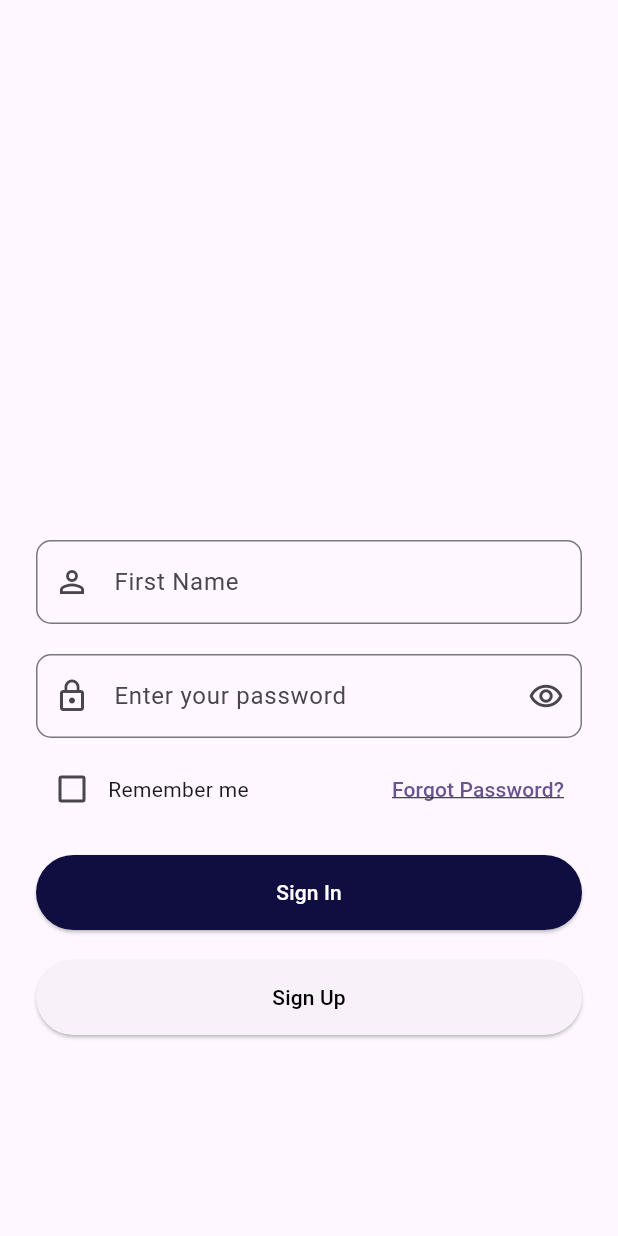
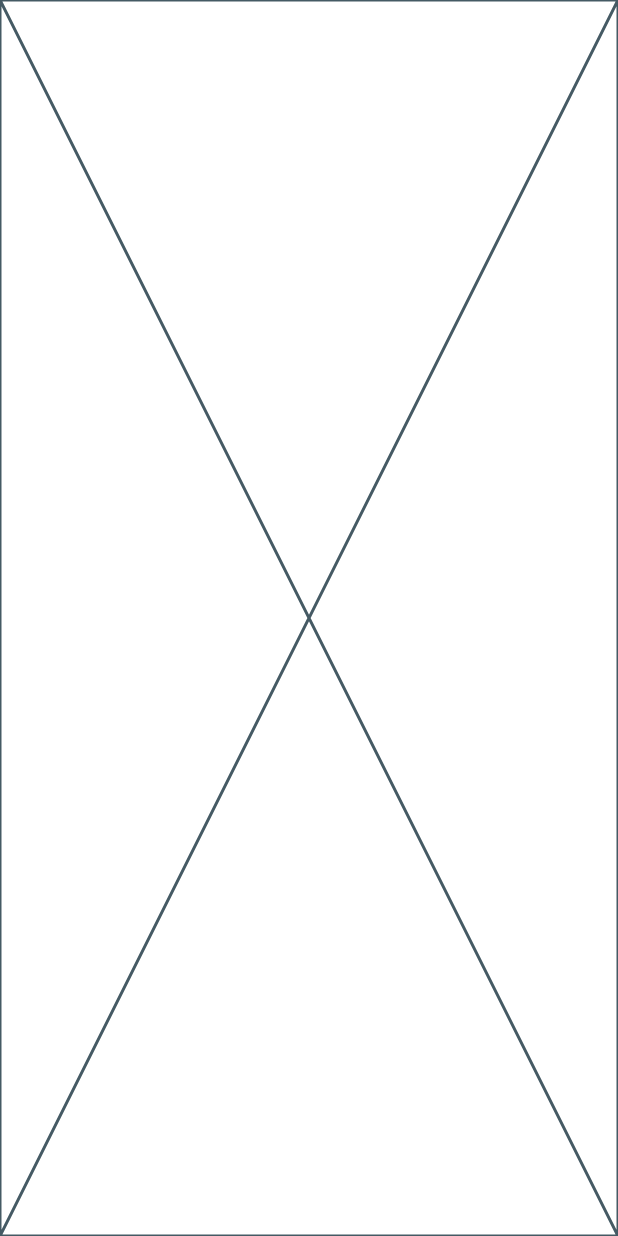
Before and after one commit to Rina-ui/MyWallet, a Flutter app: the Login screen opened directly, after a tap on "Sign Up", on a phone screen of 412 x 824 dp. Run offline on Flutter 3.47's test engine with Material 3 defaults, Android fonts, the phone set to English and light mode, and no system bars.

Commit message:
Sign page

```diff
--- a/lib/first_part/Login.dart
+++ b/lib/first_part/Login.dart
@@ -1,4 +1,5 @@
 import 'package:flutter/material.dart';
+import 'package:my_wallet/first_part/Signup.dart';
 
 class Login extends StatefulWidget {
   const Login({super.key});
@@ -113,7 +114,7 @@ class _LoginState extends State<Login> {
                 onPressed: (){
                   Navigator.push(
                       context,
-                      MaterialPageRoute(builder: (context) => Login())
+                      MaterialPageRoute(builder: (context) => Signup())
                   );
                 },
                 child: Text('Sign Up',
--- /dev/null
+++ b/lib/first_part/Signup.dart
@@ -0,0 +1,15 @@
+import 'package:flutter/material.dart';
+
+class Signup extends StatefulWidget {
+  const Signup({super.key});
+
+  @override
+  State<Signup> createState() => _SignupState();
+}
+
+class _SignupState extends State<Signup> {
+  @override
+  Widget build(BuildContext context) {
+    return const Placeholder();
+  }
+}
```
